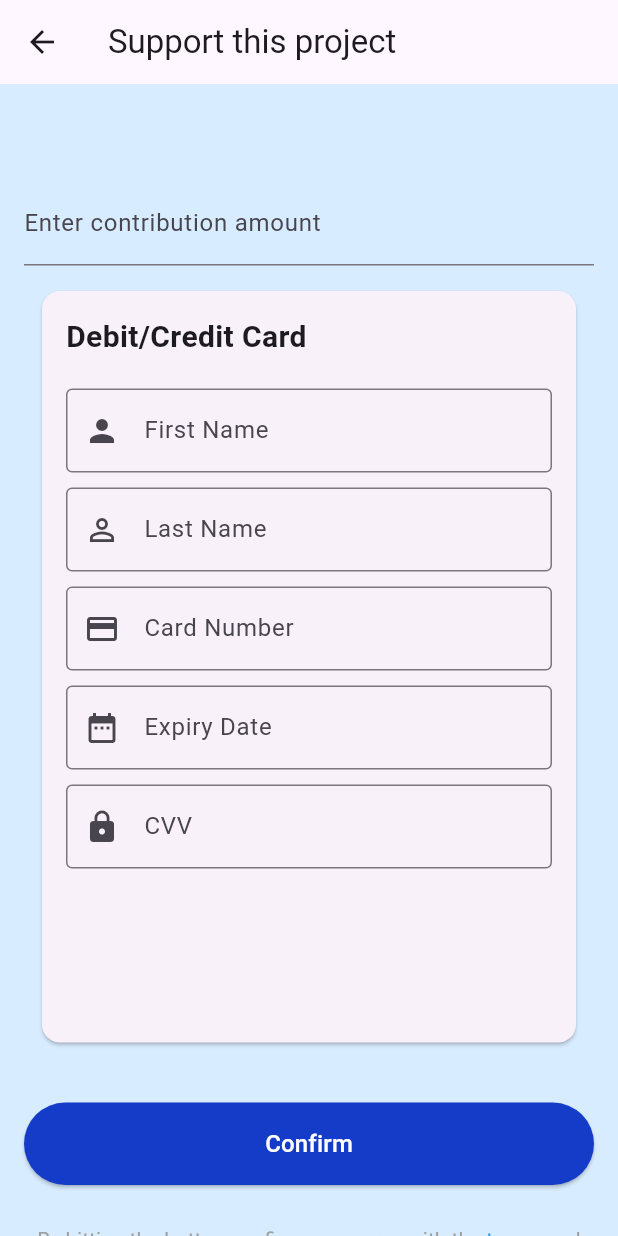
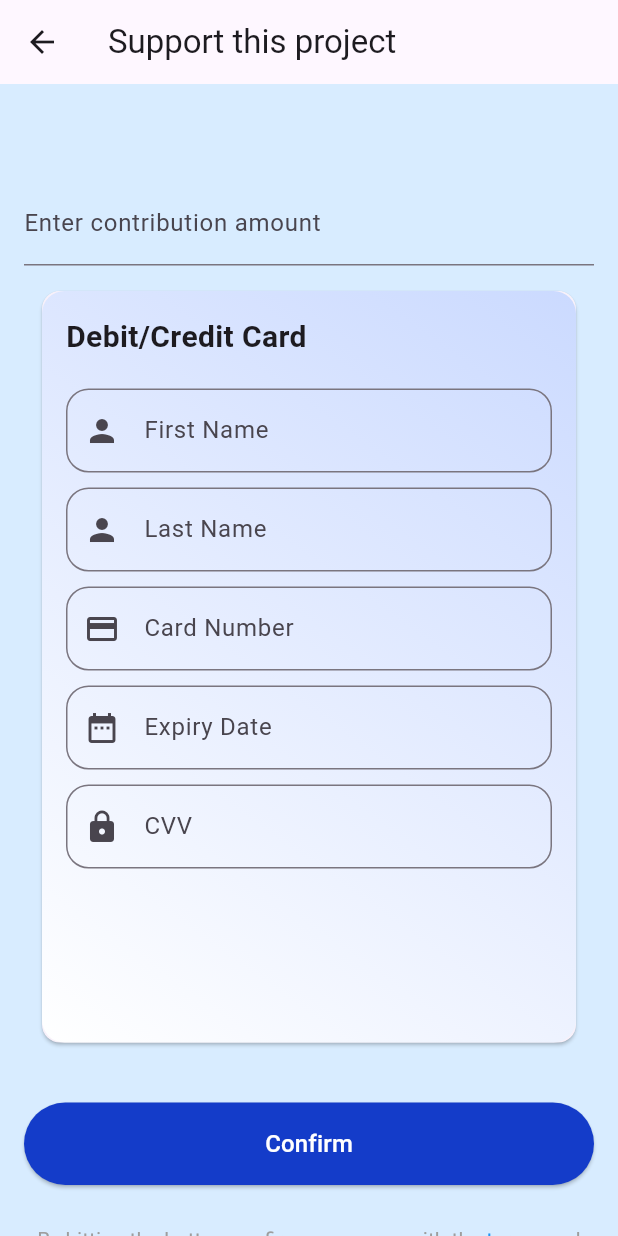
Before and after one commit to QHanif/tangankanan, a Flutter app: the PaymentPage screen opened directly with empty values, swiped to page 2, on a phone screen of 412 x 824 dp. Run offline on Flutter 3.47's test engine with Material 3 defaults, Android fonts, the phone set to English and light mode, and no system bars; our stand-ins replace charts_flutter, cloud_firestore, firebase_auth, firebase_core, firebase_storage, image_picker and 1 more; accounts and stored records are empty; network calls fail.

Commit message:
ui changes

```diff
--- a/lib/views/admin/admin_homepage.dart
+++ b/lib/views/admin/admin_homepage.dart
@@ -85,7 +85,7 @@ class _AdminHomePageState extends State<AdminHomePage> {
                     style: TextStyle(
                       fontSize: 24,
                       fontWeight: FontWeight.bold,
-                      color: Colors.blue,
+                      color: AppColors.primaryButton,
                     ),
                   ),
                 ],
@@ -137,6 +137,8 @@ class _AdminHomePageState extends State<AdminHomePage> {
             shape: RoundedRectangleBorder(
               borderRadius: BorderRadius.circular(15),
             ),
+            child: Container(
+              decoration: AppStyles().cardDecoration(),
               child: Padding(
                 padding: const EdgeInsets.all(16.0),
                 child: Row(
@@ -154,6 +156,7 @@ class _AdminHomePageState extends State<AdminHomePage> {
                     ),
                     Icon(Icons.arrow_forward_ios, color: Colors.blue),
                   ],
+                ),
               ),
             ),
           ),
--- a/lib/views/admin/manage_projects_page.dart
+++ b/lib/views/admin/manage_projects_page.dart
@@ -50,6 +50,7 @@ class _ManageProjectsPageState extends State<ManageProjectsPage> {
                 final project = projects[index];
                 return Card(
                   margin: EdgeInsets.all(10),
+                  elevation: 10,
                   child: Container(
                     decoration: AppStyles().cardDecoration(),
                     child: Padding(
--- a/lib/views/admin/project_verification_page.dart
+++ b/lib/views/admin/project_verification_page.dart
@@ -23,6 +23,7 @@ class ProjectVerificationPage extends StatelessWidget {
             children: [
               Card(
                 margin: EdgeInsets.all(10),
+                elevation: 10,
                 child: Container(
                   decoration: AppStyles().cardDecoration(),
                   child: Padding(
--- a/lib/views/backers/payment_page.dart
+++ b/lib/views/backers/payment_page.dart
@@ -163,53 +163,34 @@ class _PaymentPageState extends State<PaymentPage> {
     );
   }
 
+  Widget _cardDetailTextfield(
+      String labelText, TextInputType keyboardType, IconData prefixIcon) {
+    return TextFormField(
+      decoration: InputDecoration(
+        labelText: labelText,
+        border: OutlineInputBorder(
+          borderRadius: BorderRadius.circular(15),
+        ),
+        prefixIcon: Icon(prefixIcon),
+      ),
+      keyboardType: keyboardType,
+    );
+  }
+
   Widget _buildCardForm() {
     return Column(
       children: [
-        TextFormField(
-          decoration: InputDecoration(
-            labelText: 'First Name',
-            border: OutlineInputBorder(),
-            prefixIcon: Icon(Icons.person),
-          ),
-          keyboardType: TextInputType.name,
-        ),
+        _cardDetailTextfield('First Name', TextInputType.name, Icons.person),
         SizedBox(height: 10),
-        TextFormField(
-          decoration: InputDecoration(
-            labelText: 'Last Name',
-            border: OutlineInputBorder(),
-            prefixIcon: Icon(Icons.person_outline),
-          ),
-          keyboardType: TextInputType.name,
-        ),
+        _cardDetailTextfield('Last Name', TextInputType.name, Icons.person),
         SizedBox(height: 10),
-        TextFormField(
-          decoration: InputDecoration(
-            labelText: 'Card Number',
-            border: OutlineInputBorder(),
-            prefixIcon: Icon(Icons.credit_card),
-          ),
-          keyboardType: TextInputType.number,
-        ),
+        _cardDetailTextfield(
+            'Card Number', TextInputType.number, Icons.credit_card),
         SizedBox(height: 10),
-        TextFormField(
-          decoration: InputDecoration(
-            labelText: 'Expiry Date',
-            border: OutlineInputBorder(),
-            prefixIcon: Icon(Icons.date_range),
-          ),
-          keyboardType: TextInputType.datetime,
-        ),
+        _cardDetailTextfield(
+            'Expiry Date', TextInputType.datetime, Icons.date_range),
         SizedBox(height: 10),
-        TextFormField(
-          decoration: InputDecoration(
-            labelText: 'CVV',
-            border: OutlineInputBorder(),
-            prefixIcon: Icon(Icons.lock),
-          ),
-          keyboardType: TextInputType.number,
-        ),
+        _cardDetailTextfield('CVV', TextInputType.number, Icons.lock),
       ],
     );
   }
@@ -260,6 +241,8 @@ class _PaymentPageState extends State<PaymentPage> {
                         return Padding(
                           padding: const EdgeInsets.all(8.0),
                           child: Card(
+                            child: Container(
+                              decoration: AppStyles().cardDecoration(),
                               child: Padding(
                                 padding: const EdgeInsets.all(16.0),
                                 child: Column(
@@ -280,6 +263,7 @@ class _PaymentPageState extends State<PaymentPage> {
                                             ),
                                     ),
                                   ],
+                                ),
                               ),
                             ),
                           ),
--- a/lib/views/common/forgot_password_page.dart
+++ b/lib/views/common/forgot_password_page.dart
@@ -55,10 +55,8 @@ class _ForgotPasswordPageState extends State<ForgotPasswordPage> {
               ),
             ),
             SizedBox(height: 20),
-            ElevatedButton(
-              onPressed: _sendPasswordResetEmail,
-              child: Text('Send Password Reset Email'),
-            ),
+            AppStyles.button(
+                'Send Password Reset Email', _sendPasswordResetEmail),
           ],
         ),
       ),
--- a/lib/views/style.dart
+++ b/lib/views/style.dart
@@ -76,12 +76,12 @@ class AppStyles {
   BoxDecoration cardDecoration() {
     return BoxDecoration(
       borderRadius: BorderRadius.circular(15.0),
-      color: Colors.white,
-      // gradient: LinearGradient(
-      //   colors: [Color.fromARGB(0, 168, 187, 255), Colors.white],
-      //   begin: Alignment.topCenter,
-      //   end: Alignment.bottomCenter,
-      // ),
+      // color: Colors.white,
+      gradient: LinearGradient(
+        colors: [Color(0xFFCBDAFF), Colors.white],
+        begin: Alignment.topRight,
+        end: Alignment.bottomLeft,
+      ),
     );
   }
 }
```
Also changed, not shown: lib/views/backers/project_top_backer_page.dart (+12 -20 lines), lib/views/creators/creator_project_page.dart (+2 -5 lines). Lines whose indentation alone changed are shown as unchanged.
